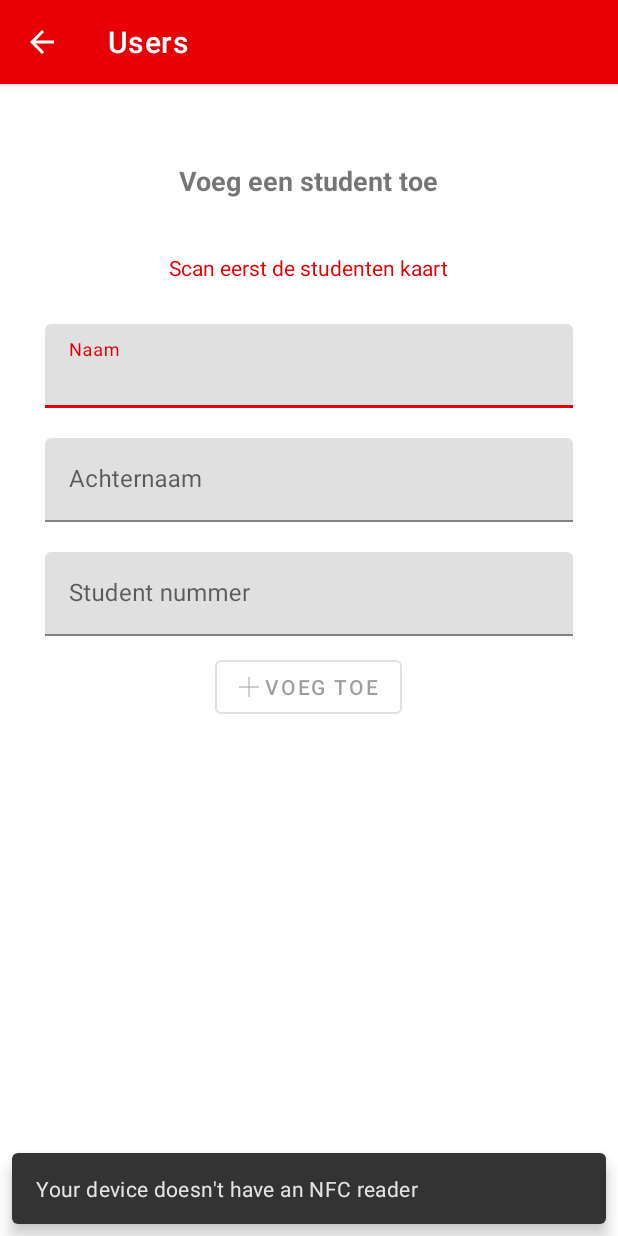
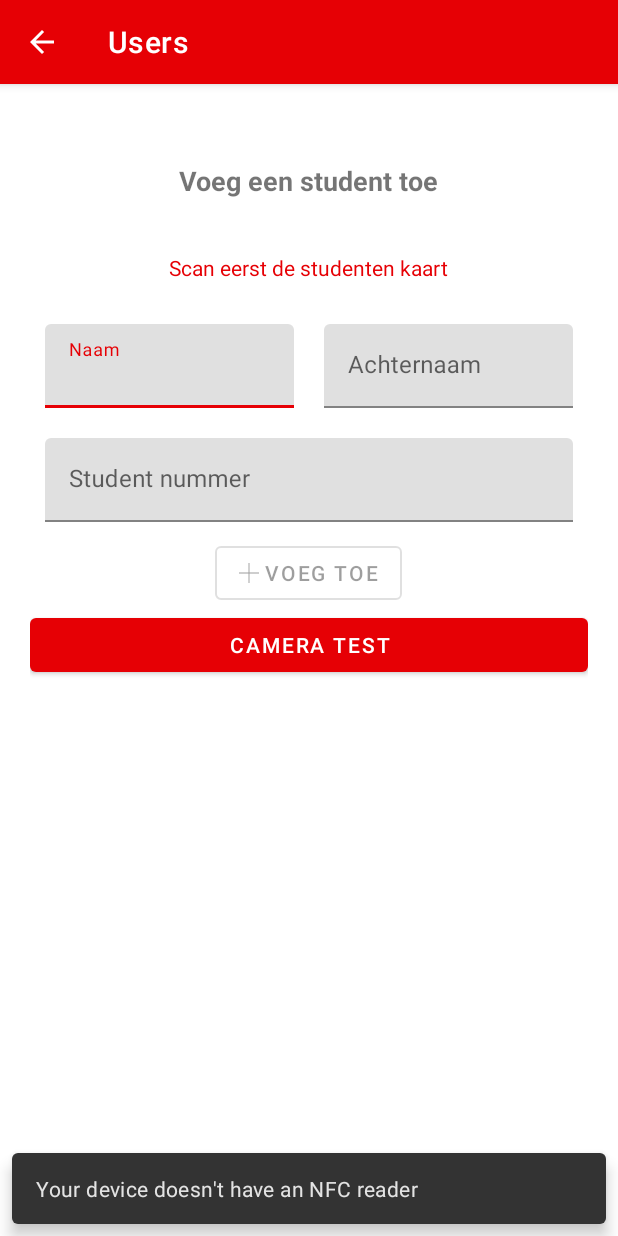
Before and after one commit to mnirm/AppOfTheYear, an Android app: the AddUserActivity screen opened directly, with no data from a screen before it, on a phone screen of 412 x 824 dp. Run offline under Robolectric (Android 15) with nearby library versions, the phone set to English and light mode, and no system bars; our stand-ins replace Firebase (no records; nobody signed in at launch, a user with empty details on screens opened directly).

Commit message:
fixed name and last name 50 50

```diff
--- a/app/src/main/java/jarno/oussama/com/examenmonitor/AddUserActivity.java
+++ b/app/src/main/java/jarno/oussama/com/examenmonitor/AddUserActivity.java
@@ -150,4 +150,7 @@ public class AddUserActivity extends AppCompatActivity {
         lastName = lastNameEditText.getText().toString().trim();
         studentNumber = Integer.parseInt(studentNumberEditText.getText().toString());
     }
+
+    public void OpenCamera(View view) {
+    }
 }
--- a/app/src/main/res/layout/activity_add_user.xml
+++ b/app/src/main/res/layout/activity_add_user.xml
@@ -33,6 +33,16 @@
             android:text="@string/scan_card_first"
             android:textColor="@color/colorPrimary" />
 
+        <LinearLayout
+            android:layout_width="match_parent"
+            android:layout_height="wrap_content"
+            android:orientation="horizontal"
+            android:baselineAligned="false">
+
+            <RelativeLayout
+                android:layout_width="0dip"
+                android:layout_height="fill_parent"
+                android:layout_weight="0.5">
                 <com.google.android.material.textfield.TextInputLayout
                 android:layout_width="match_parent"
                 android:layout_height="wrap_content"
@@ -44,7 +54,12 @@
                     android:layout_height="match_parent"
                     android:inputType="textPersonName"/>
             </com.google.android.material.textfield.TextInputLayout>
+            </RelativeLayout>
 
+            <RelativeLayout
+                android:layout_width="0dip"
+                android:layout_height="fill_parent"
+                android:layout_weight="0.5">
                 <com.google.android.material.textfield.TextInputLayout
                 android:layout_width="match_parent"
                 android:layout_height="wrap_content"
@@ -56,6 +71,9 @@
                     android:layout_height="match_parent"
                     android:inputType="textPersonName"/>
             </com.google.android.material.textfield.TextInputLayout>
+            </RelativeLayout>
+
+        </LinearLayout>
 
         <com.google.android.material.textfield.TextInputLayout
             android:layout_width="match_parent"
@@ -81,6 +99,10 @@
 
         </com.google.android.material.button.MaterialButton>
 
-
+        <com.google.android.material.button.MaterialButton
+            android:layout_width="match_parent"
+            android:layout_height="wrap_content"
+            android:text="Camera test"
+            android:onClick="OpenCamera"/>
     </LinearLayout>
 </androidx.appcompat.widget.LinearLayoutCompat>
```
Also changed, not shown: 1 other file. Lines whose indentation alone changed are shown as unchanged.
